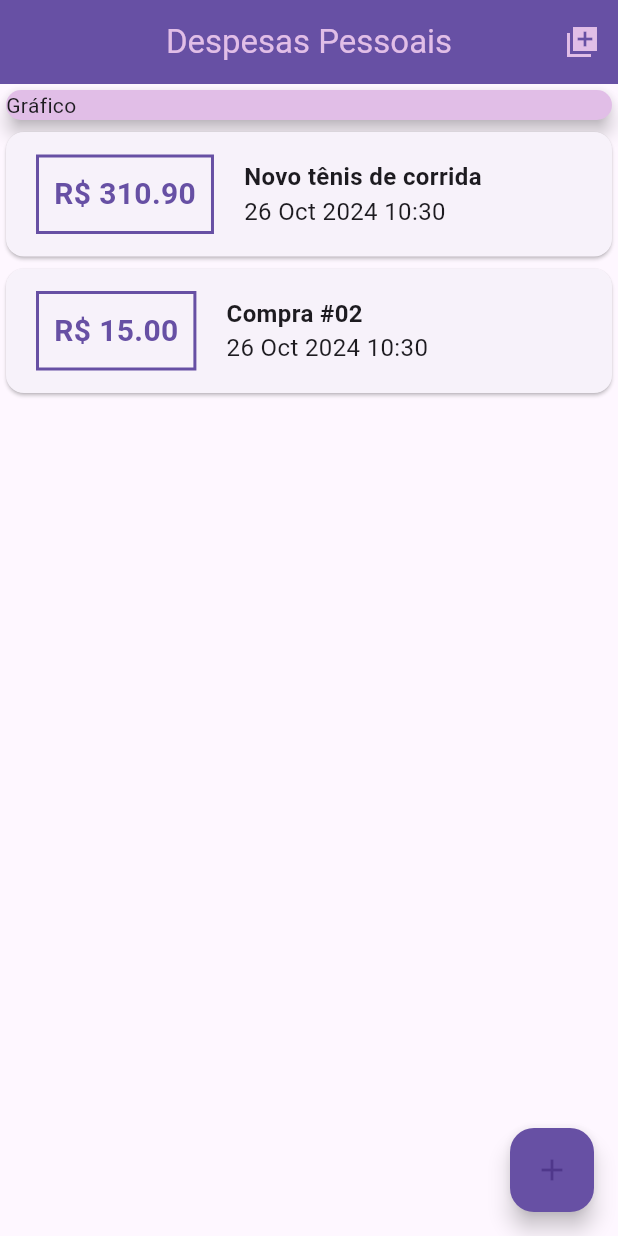
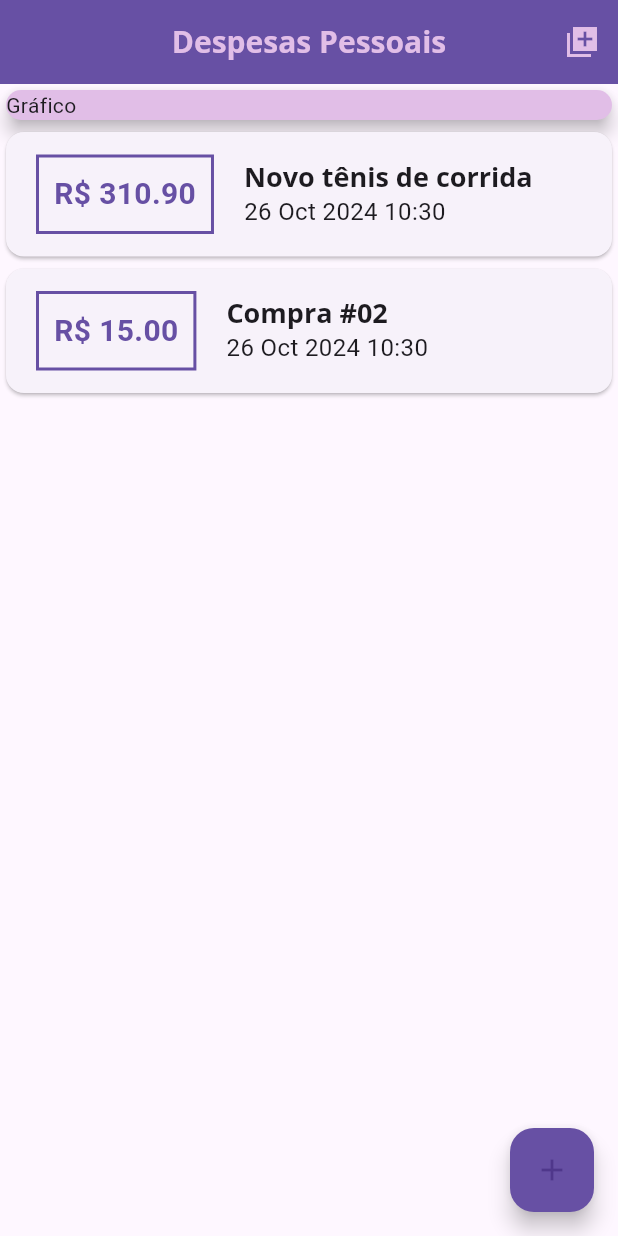
Before and after one commit to rodrigoub/App_DespesasPessoais, a Flutter app: the screen it shows after launch, on a phone screen of 412 x 824 dp. Run offline on Flutter 3.47's test engine with Material 3 defaults, Android fonts, the phone set to English and light mode, and no system bars.

Commit message:
Importando e Aplicando Diferentes Fontes + Theme pt2

```diff
--- a/lib/components/transaction_list.dart
+++ b/lib/components/transaction_list.dart
@@ -42,18 +42,13 @@ class TransactionList extends StatelessWidget {
                   children: [
                     Text(
                       tr.title,
-                      style: TextStyle(
-                        fontWeight: FontWeight.bold,
-                        fontSize: 16,
-                        color: Theme.of(context).textTheme.titleLarge?.color,
-                      ),
+                      style: Theme.of(context).textTheme.titleLarge,
                     ),
                     Text(
                       DateFormat('d MMM y hh:mm').format(tr.date),
                       style: TextStyle(
                         fontSize: 16,
                         color: Theme.of(context).textTheme.bodyMedium?.color,
-
                       ),
                     ),
                   ],
--- a/lib/main.dart
+++ b/lib/main.dart
@@ -15,6 +15,21 @@ class ExpensesApp extends StatelessWidget {
       home: MyHomePage(),
       theme: ThemeData(
         primarySwatch: Colors.purple,
+        fontFamily: 'Quicksand',
+        textTheme: ThemeData.light().textTheme.copyWith(
+              titleLarge: ThemeData.light().textTheme.titleLarge?.copyWith(
+                 fontFamily: 'OpenSans',
+                 fontSize: 18,
+                 fontWeight: FontWeight.bold,
+                  ),
+               ),
+        appBarTheme: AppBarTheme(
+          titleTextStyle: ThemeData.light().textTheme.titleLarge?.copyWith(
+              fontFamily: 'OpenSans',
+              fontSize: 20,
+              fontWeight: FontWeight.bold,
+              color: Colors.purple[100]),
+        ),
       ),
     );
   }
@@ -65,12 +80,7 @@ class _MyHomePageState extends State<MyHomePage> {
     return Scaffold(
       appBar: AppBar(
         centerTitle: true,
-        title: Text(
-          'Despesas Pessoais',
-          style: TextStyle(
-            color: Theme.of(context).primaryColorLight,
-          ),
-        ),
+        title: Text('Despesas Pessoais'),
         backgroundColor: Theme.of(context).primaryColor,
         actions: [
           IconButton(
```
Also changed, not shown: pubspec.yaml (+11 -6 lines), assets/fonts/OpenSans-Bold.ttf (added), assets/fonts/OpenSans-Regular.ttf (added), assets/fonts/Quicksand-Bold.ttf (added), assets/fonts/Quicksand-Light.ttf (added), assets/fonts/Quicksand-Medium.ttf (added), assets/fonts/Quicksand-Regular.ttf (added).
